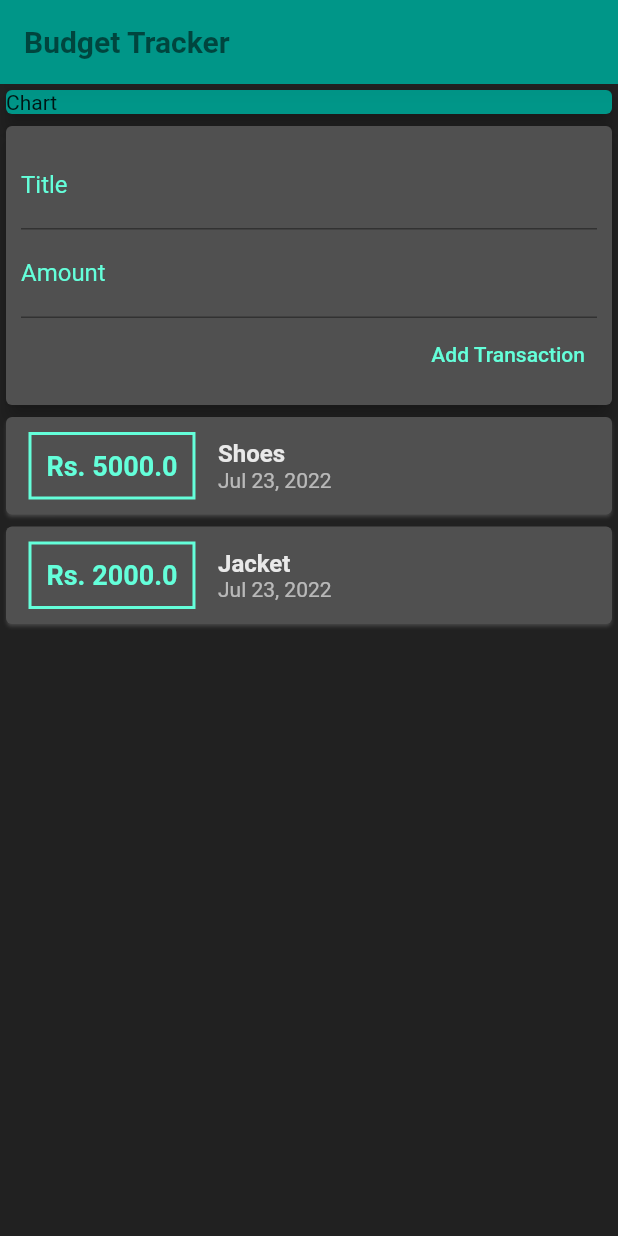
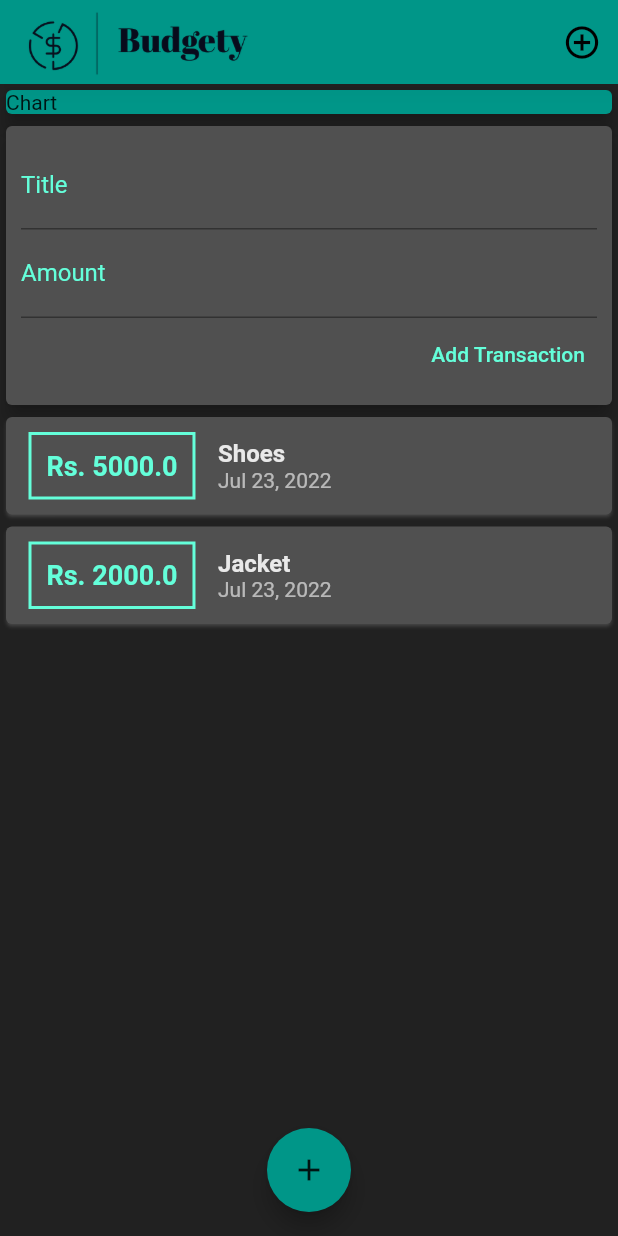
Before and after one commit to alwaysyash/Flutter-App-Budgety, a Flutter app: the screen it shows after launch, on a phone screen of 412 x 824 dp. Run offline on Flutter 3.47's test engine with Material 2 defaults, Android fonts, the phone set to English and light mode, and no system bars.

Commit message:
Appbar icon

```diff
--- a/lib/main.dart
+++ b/lib/main.dart
@@ -25,10 +25,39 @@ class MyApp extends StatelessWidget {
           foregroundColor: Colors.black54,
           shadowColor: Colors.black12,
 
-          title: const Text(
-            'Budget Tracker',
-            style: TextStyle(fontWeight: FontWeight.bold, fontSize: 20),
+          // title: Container(
+          //   padding: const EdgeInsets.all(8),
+          //   child: Image.asset(
+          //     'assets/appbar.png',
+          //     fit: BoxFit.contain,
+          //   ),
+          // ),
+          centerTitle: false,
+          title: SizedBox(
+            height: 50,
+            width: 150,
+            child: Image.asset(
+              'assets/appbar.png',
+              fit: BoxFit.fill,
+            ),
           ),
+          leadingWidth: 0,
+
+          //const Text(
+          //   'Budget Tracker',
+          //   style: TextStyle(fontWeight: FontWeight.bold, fontSize: 20),
+          // ),
+
+          actions: [
+            IconButton(
+              onPressed: () {},
+              icon: const Icon(
+                Icons.add_circle_outline_outlined,
+                size: 26,
+                color: Colors.black,
+              ),
+            )
+          ],
         ),
         backgroundColor: const Color.fromARGB(255, 33, 33, 33),
         body: SingleChildScrollView(
@@ -57,6 +86,13 @@ class MyApp extends StatelessWidget {
             ],
           ),
         ),
+        floatingActionButtonLocation: FloatingActionButtonLocation.centerFloat,
+        floatingActionButton: FloatingActionButton(
+          onPressed: () {},
+          backgroundColor: Colors.teal,
+          foregroundColor: Colors.black87,
+          child: const Icon(Icons.add),
+        ),
       ),
     );
   }
--- a/pubspec.yaml
+++ b/pubspec.yaml
@@ -67,9 +67,9 @@ flutter:
   uses-material-design: true
 
   # To add assets to your application, add an assets section, like this:
-  # assets:
-  #   - images/a_dot_burr.jpeg
-  #   - images/a_dot_ham.jpeg
+  assets:
+    - assets/
+
 
   # An image asset can refer to one or more resolution-specific "variants", see
   # https://flutter.dev/assets-and-images/#resolution-aware
```
Also changed, not shown: assets/appbar.png (added).
